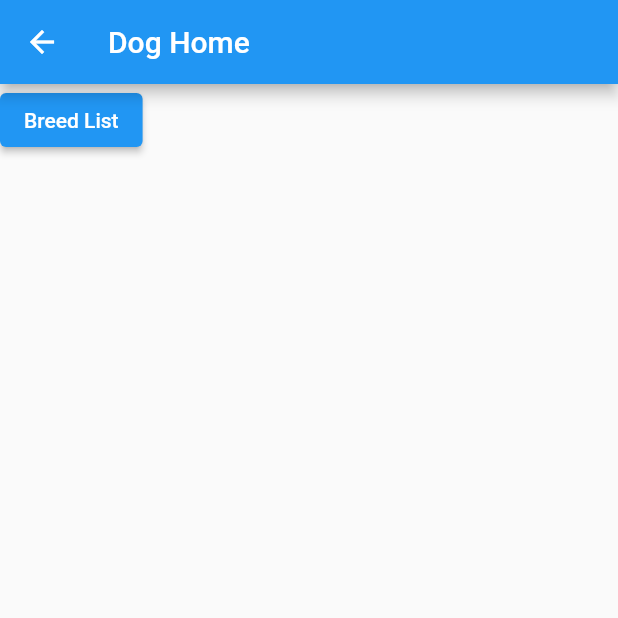
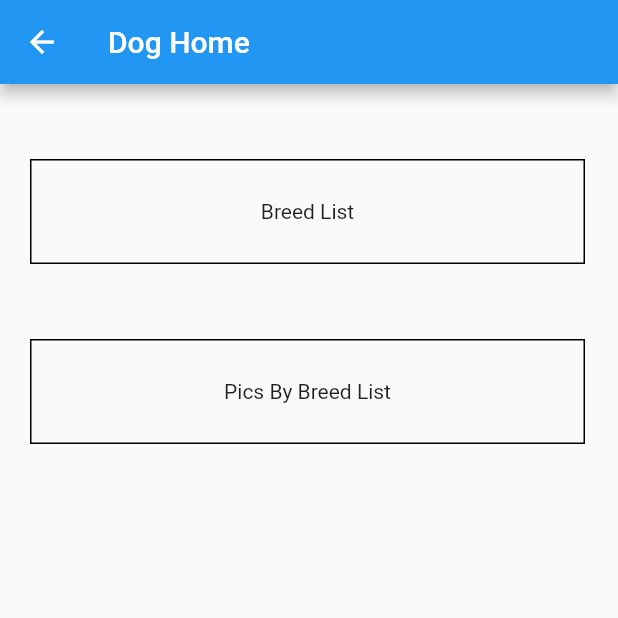
Before and after one commit to itxmubi/flutter_with_rest_apis, a Flutter app: the DogHome screen opened directly, on a phone screen of 412 x 824 dp, the top half of it. Run offline on Flutter 3.47's test engine with Material 2 defaults, Android fonts, the phone set to English and light mode, and no system bars; our stand-ins replace get; network calls fail.

Commit message:
fetch dogs breed list and thier pics ,

```diff
--- a/lib/Dog Api/views/dog_home.dart
+++ b/lib/Dog Api/views/dog_home.dart
@@ -1,7 +1,8 @@
 import 'package:flutter/material.dart';
-import 'package:flutter_with_rest_apis/Dog%20Api/controller/dog_controller.dart';
 import 'package:flutter_with_rest_apis/Dog%20Api/views/breedlist.dart';
 import 'package:get/get.dart';
+
+import 'pics_by_breed_list.dart';
 
 class DogHome extends StatefulWidget {
   const DogHome({super.key});
@@ -18,11 +19,40 @@ class _DogHomeState extends State<DogHome> {
         title: const Text("Dog Home "),
       ),
       body: Column(children: [
-        ElevatedButton(
-            onPressed: () {
+        const SizedBox(
+          height: 50,
+        ),
+        InkWell(
+            onTap: () {
               Get.to(() => const BreedListScreen());
             },
-            child: const Text("Breed List"))
+            child: Padding(
+              padding: const EdgeInsets.symmetric(horizontal: 20),
+              child: Container(
+                alignment: Alignment.center,
+                height: 70,
+                width: 370,
+                decoration: BoxDecoration(border: Border.all()),
+                child: const Text("Breed List"),
+              ),
+            )),
+        const SizedBox(
+          height: 50,
+        ),
+        InkWell(
+            onTap: () {
+              Get.to(() => const PicsByBreedScreen());
+            },
+            child: Padding(
+              padding: const EdgeInsets.symmetric(horizontal: 20),
+              child: Container(
+                alignment: Alignment.center,
+                height: 70,
+                width: 370,
+                decoration: BoxDecoration(border: Border.all()),
+                child: const Text("Pics By Breed List"),
+              ),
+            )),
       ]),
     );
   }
```
Also changed, not shown: lib/Dog Api/Models/pics_by_breed_model.dart (added, +32 -0 lines), lib/Dog Api/controller/dog_controller.dart (+18 -0 lines), lib/Dog Api/views/breedlist.dart (+22 -16 lines), lib/Dog Api/views/pics_by_breed_list.dart (added, +84 -0 lines), lib/home.dart (+19 -4 lines).
